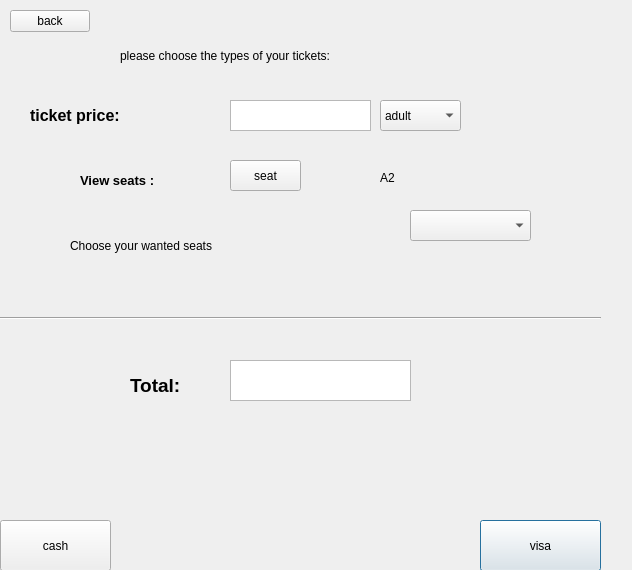
Before: the Qt Designer form costoftickets.ui in Abdelrahman-Shorim/FlightApp, drawn with Qt 5.
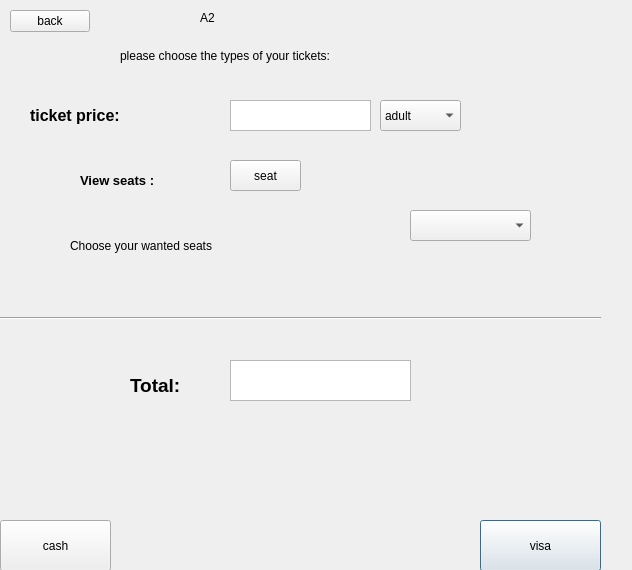
After: the same form once the commit is applied.

Diff of the .ui file:
```diff
--- a/costoftickets.ui
+++ b/costoftickets.ui
@@ -214,8 +214,8 @@
   <widget class="QLabel" name="label_6">
    <property name="geometry">
     <rect>
-     <x>380</x>
-     <y>170</y>
+     <x>200</x>
+     <y>10</y>
      <width>55</width>
      <height>16</height>
     </rect>
@@ -224,6 +224,19 @@
     <string>A2</string>
    </property>
   </widget>
+  <widget class="QLabel" name="chosen_seat">
+   <property name="geometry">
+    <rect>
+     <x>380</x>
+     <y>170</y>
+     <width>47</width>
+     <height>14</height>
+    </rect>
+   </property>
+   <property name="text">
+    <string/>
+   </property>
+  </widget>
  </widget>
  <resources/>
  <connections/>
```
